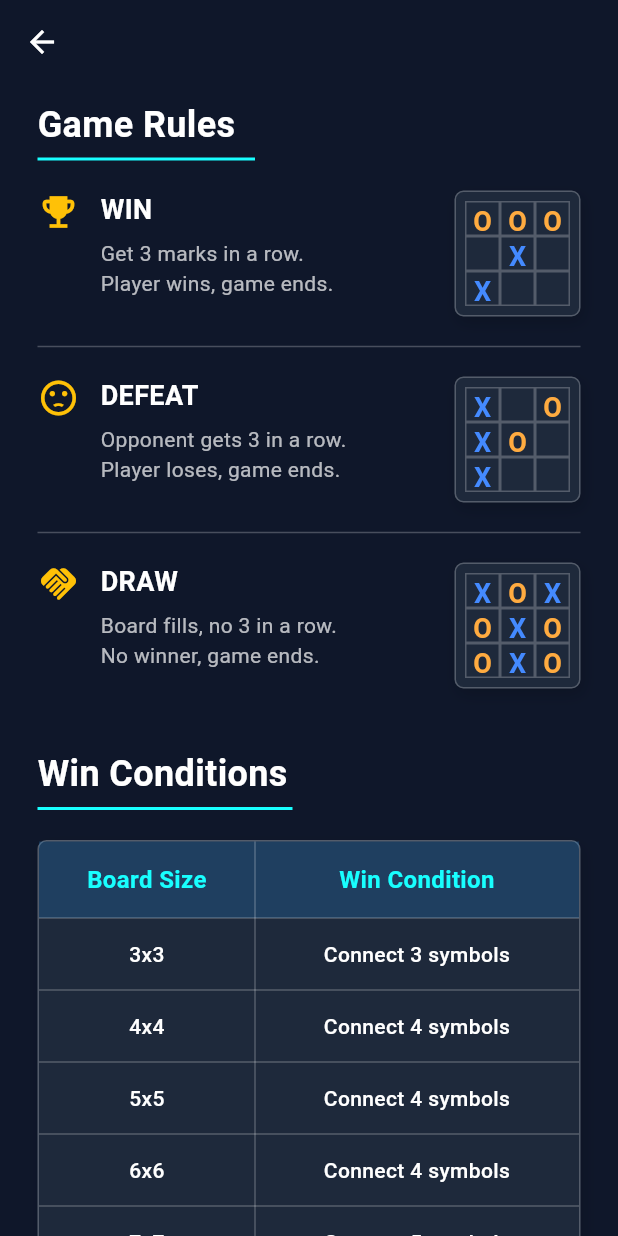
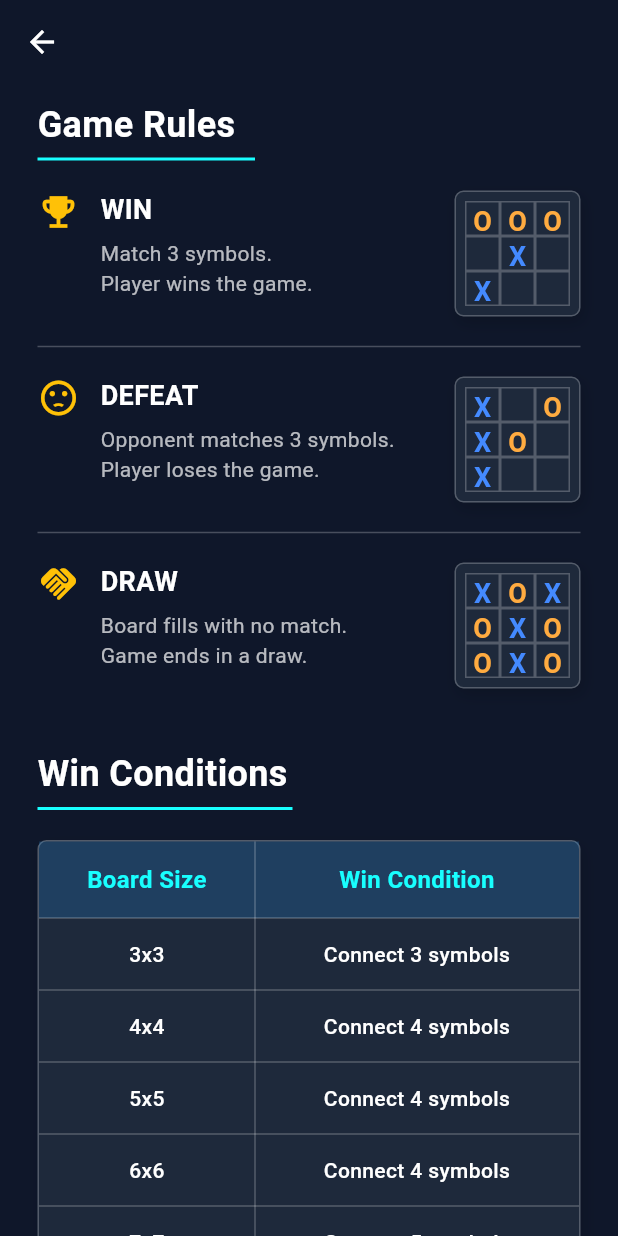
Before and after one commit to subhadip420/Tic_Tac_Toe_Game, a Flutter app: the HowToPlayPage screen opened directly, on a phone screen of 412 x 824 dp. Run offline on Flutter 3.47's test engine with Material 3 defaults, Android fonts, the phone set to English and light mode, and no system bars; our stand-ins replace app_links, audioplayers, confetti, connectivity_plus, firebase_core, firebase_database and 8 more; missing offline and left inert: dart:js_interop; accounts and stored records are empty.

Commit message:
fixed design in How to play

```diff
--- a/lib/screens/how_to_play_page.dart
+++ b/lib/screens/how_to_play_page.dart
@@ -99,7 +99,7 @@ class _HowToPlayPageState extends State<HowToPlayPage> {
                       icon: Icons.emoji_events,
                       title: "WIN",
                       description:
-                          "Get 3 marks in a row.\nPlayer wins, game ends.",
+                      "Match 3 symbols.\nPlayer wins the game.",
                       graphic: buildWinGraphic(),
                     ),
 
@@ -112,7 +112,7 @@ class _HowToPlayPageState extends State<HowToPlayPage> {
                       icon: Icons.sentiment_dissatisfied,
                       title: "DEFEAT",
                       description:
-                          "Opponent gets 3 in a row.\nPlayer loses, game ends.",
+                      "Opponent matches 3 symbols.\nPlayer loses the game.",
                       graphic: buildDefeatGraphic(),
                     ),
 
@@ -125,7 +125,7 @@ class _HowToPlayPageState extends State<HowToPlayPage> {
                       icon: Icons.handshake,
                       title: "DRAW",
                       description:
-                          "Board fills, no 3 in a row.\nNo winner, game ends.",
+                      "Board fills with no match.\nGame ends in a draw.",
                       graphic: buildDrawGraphic(),
                     ),
 
```
